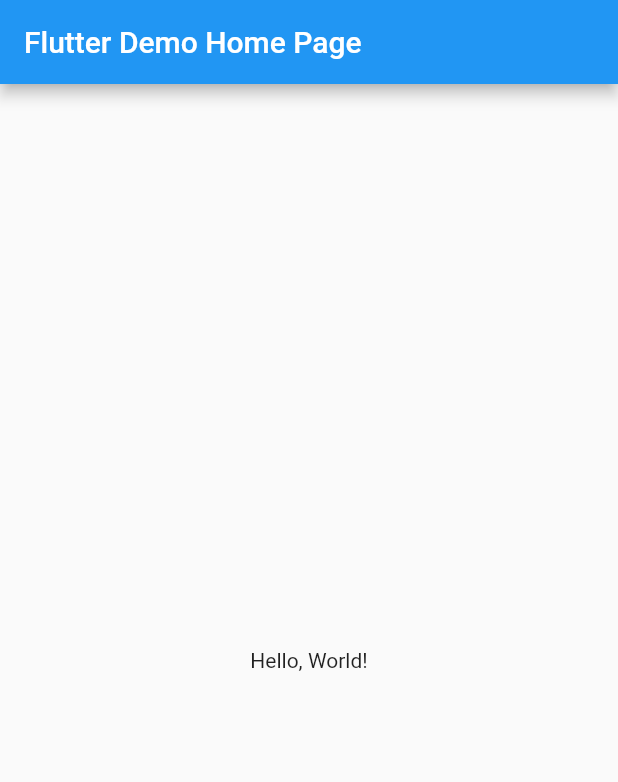
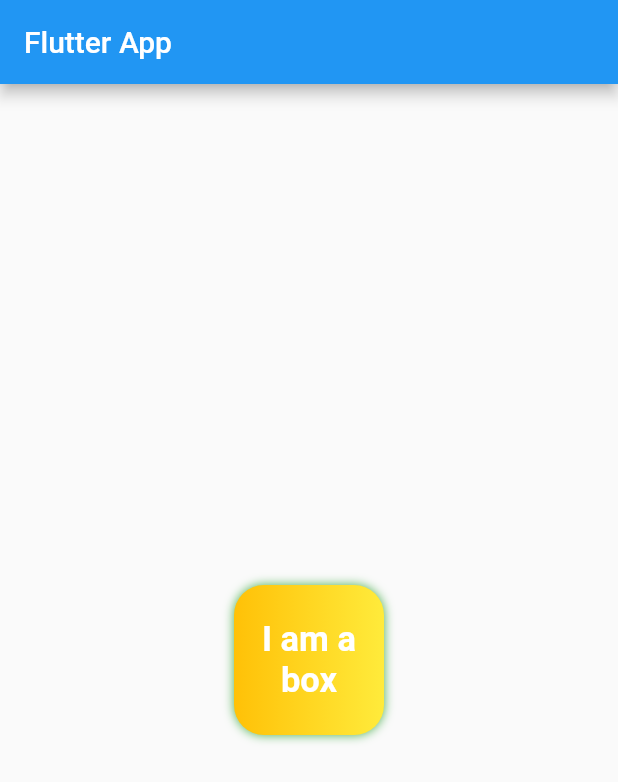
Before and after one commit to sammy-jay/flutter-essentials, a Flutter app: the screen it shows after launch, on a phone screen of 412 x 824 dp. Shown: the top 782 px of the screen. Run offline on Flutter 3.47's test engine with Material 2 defaults, Android fonts, the phone set to English and light mode, and no system bars.

```diff
--- /dev/null
+++ b/lib/home.dart
@@ -0,0 +1,13 @@
+import 'package:flutter/material.dart';
+
+class Home extends StatefulWidget {
+  const Home({Key? key}) : super(key: key);
+  _HomeState createState() => _HomeState();
+}
+
+class _HomeState extends State<Home> {
+  @override
+  Widget build(BuildContext context) {
+    return Container();
+  }
+}
--- a/lib/main.dart
+++ b/lib/main.dart
@@ -1,39 +1,58 @@
 import 'package:flutter/material.dart';
 
-void main() => runApp(MyApp());
-
-class MyApp extends StatelessWidget {
-  // This widget is the root of your application.
-  @override
-  Widget build(BuildContext context) {
-    return MaterialApp(
-      // Application name
-      title: 'Flutter Hello World',
-      // Application theme data, you can set the colors for the application as
-      // you want
-      theme: ThemeData(
-        primarySwatch: Colors.blue,
-      ),
-      // A widget which will be started on application startup
-      home: MyHomePage(title: 'Flutter Demo Home Page'),
-    );
-  }
+void main() {
+  // WidgetApp, MaterialApp, CupertinoApp
+  runApp(
+    MaterialApp(
+      home: const HomePage(),
+      debugShowCheckedModeBanner: false,
+      theme: ThemeData(primaryColor: Colors.green[400]),
+    ),
+  );
 }
 
-class MyHomePage extends StatelessWidget {
-  final String title;
-  const MyHomePage({Key? key, required this.title}) : super(key: key);
-
+class HomePage extends StatelessWidget {
+  const HomePage({Key? key}) : super(key: key);
   @override
   Widget build(BuildContext context) {
     return Scaffold(
       appBar: AppBar(
-        // The title text which will be shown on the action bar
-        title: Text(title),
+        title: const Text("Flutter App"),
       ),
       body: Center(
-        child: Text(
-          'Hello, World!',
+        child: Container(
+          padding: const EdgeInsets.all(8),
+          width: 100,
+          height: 100,
+          // clipBehavior: Clip.antiAlias,
+          alignment: Alignment.center,
+          decoration: BoxDecoration(
+            color: Colors.blue,
+            borderRadius: BorderRadius.circular(20),
+            gradient: const LinearGradient(
+              colors: [
+                Colors.amber,
+                Colors.yellow,
+              ],
+            ),
+            // shape: BoxShape.circle,
+            boxShadow: [
+              const BoxShadow(
+                color: Colors.green,
+                blurRadius: 5,
+              ),
+            ],
+          ),
+          child: const Text(
+            "I am a box",
+            textAlign: TextAlign.center,
+            style: TextStyle(
+              color: Colors.white,
+              // backgroundColor: Colors.green,
+              fontWeight: FontWeight.bold,
+              fontSize: 23,
+            ),
+          ),
         ),
       ),
     );
```
Also changed, not shown: 1 other file.
